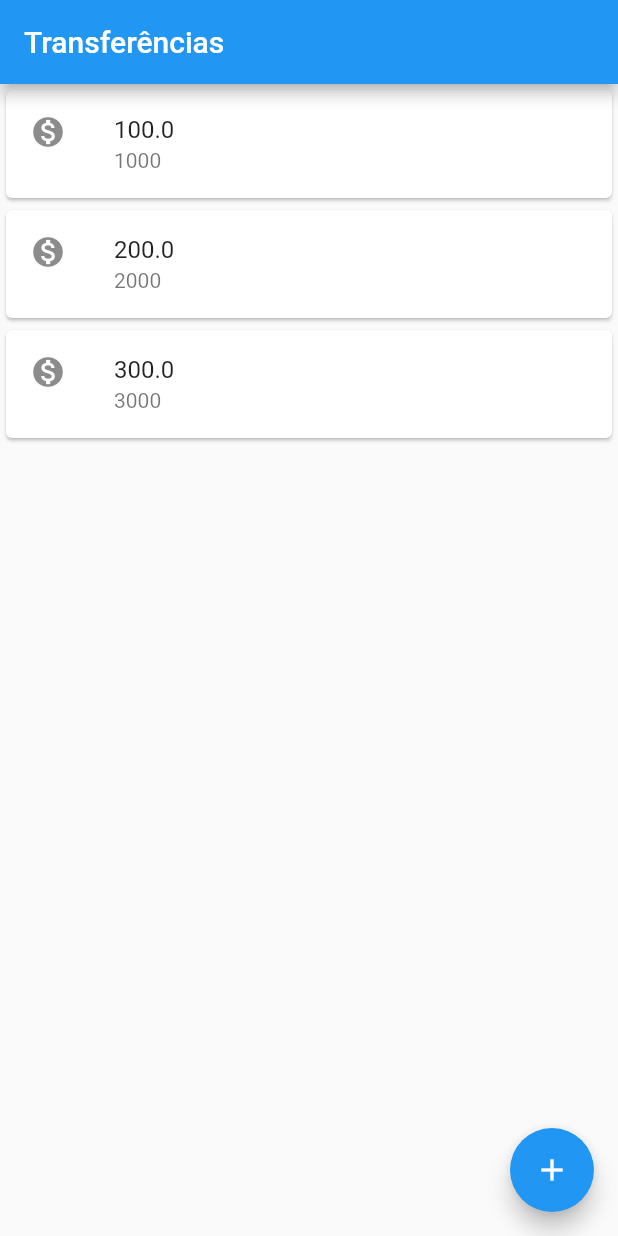
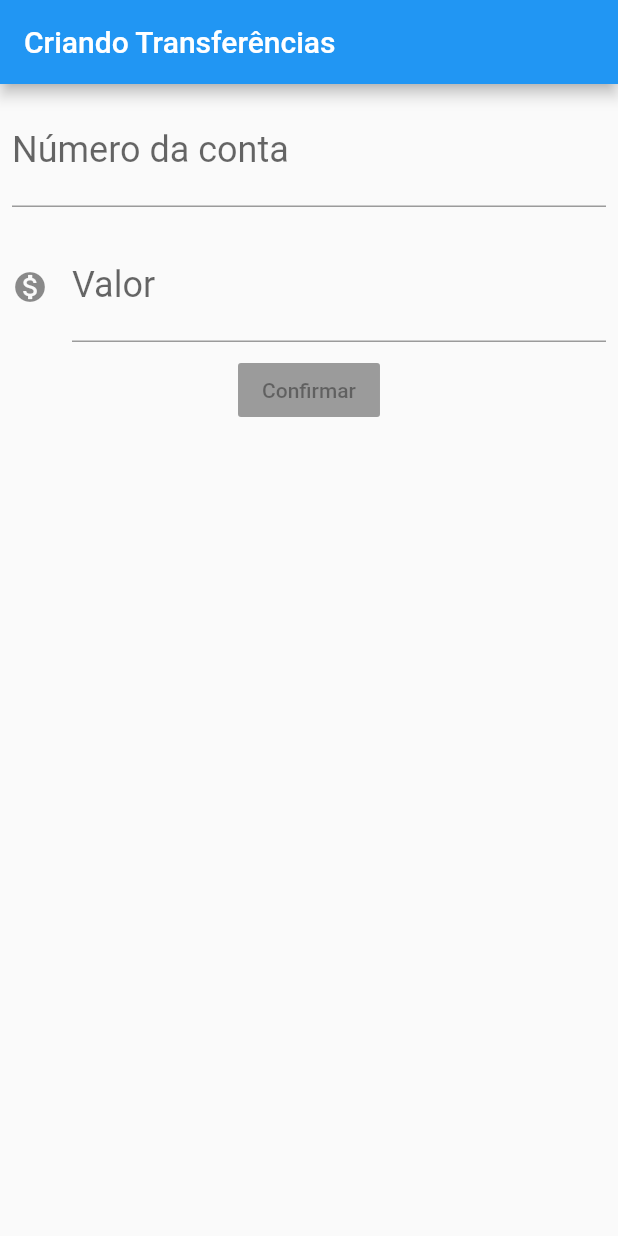
Before and after one commit to joceano/bytebank, a Flutter app: the screen it shows after launch, on a phone screen of 412 x 824 dp. Run offline on Flutter 3.47's test engine with Material 2 defaults, Android fonts, the phone set to English and light mode, and no system bars.

Commit message:
Formulário de transferências

```diff
--- a/lib/main.dart
+++ b/lib/main.dart
@@ -1,36 +1,82 @@
 import 'package:flutter/material.dart';
 
 void main() {
-  runApp(MaterialApp(
-    home: Scaffold(
-      body: ListaTransferencia(),
+  runApp(BytebankApp());
+}
+
+class BytebankApp extends StatelessWidget {
+  @override
+  Widget build(BuildContext context) {
+    return MaterialApp(
+      home: Scaffold(
+        body: FormularioTransferencia(),
+      ),
+    );
+  }
+}
+
+class FormularioTransferencia extends StatelessWidget {
+  @override
+  Widget build(BuildContext context) {
+    return Scaffold(
+      appBar: AppBar(
+        title: Text('Criando Transferências'),
+      ),
+      body: Column(
+        children: <Widget>[
+          Padding(
+            padding: const EdgeInsets.all(8.0),
+            child: TextField(
+              style: TextStyle(fontSize: 24.0),
+              decoration: InputDecoration(
+                  labelText: 'Número da conta', hintText: '0000'),
+              keyboardType: TextInputType.number,
+            ),
+          ),
+          Padding(
+            padding: const EdgeInsets.all(8.0),
+            child: TextField(
+              style: TextStyle(fontSize: 24.0),
+              decoration: InputDecoration(
+                  icon: Icon(Icons.monetization_on),
+                  labelText: 'Valor',
+                  hintText: '0.00'),
+              keyboardType: TextInputType.number,
+            ),
+          ),
+          RaisedButton(
+            child: Text('Confirmar'),
+          ),
+        ],
+      ),
+    );
+  }
+}
+
+class ListaTransferencia extends StatelessWidget {
+  @override
+  Widget build(BuildContext context) {
+    return Scaffold(
+      body: Column(
+        children: <Widget>[
+          ItemTransferencia(Transferencia(100, 1000)),
+          ItemTransferencia(Transferencia(200, 2000)),
+          ItemTransferencia(Transferencia(300, 3000)),
+        ],
+      ),
+      floatingActionButton: FloatingActionButton(
+        child: Icon(Icons.add),
+      ),
       appBar: AppBar(
         title: Text(
           'Transferências',
         ),
       ),
-      floatingActionButton: FloatingActionButton(
-        child: Icon(Icons.add),
-      ),
-    ),
-  ));
-}
-
-class ListaTransferencia extends StatelessWidget {
-  @override
-  Widget build(BuildContext context) {
-    return Column(
-      children: <Widget>[
-        ItemTransferencia(Transferencia(100, 1000)),
-        ItemTransferencia(Transferencia(200, 2000)),
-        ItemTransferencia(Transferencia(300, 3000)),
-      ],
     );
   }
 }
 
 class ItemTransferencia extends StatelessWidget {
-
   final Transferencia _transferencia;
 
   ItemTransferencia(this._transferencia);
@@ -39,11 +85,10 @@ class ItemTransferencia extends StatelessWidget {
   Widget build(BuildContext context) {
     return Card(
         child: ListTile(
-          leading: Icon(Icons.monetization_on),
-          title: Text(_transferencia.valor.toString()),
-          subtitle: Text(_transferencia.numeroConta.toString()),
-        )
-    );
+      leading: Icon(Icons.monetization_on),
+      title: Text(_transferencia.valor.toString()),
+      subtitle: Text(_transferencia.numeroConta.toString()),
+    ));
   }
 }
 
```
